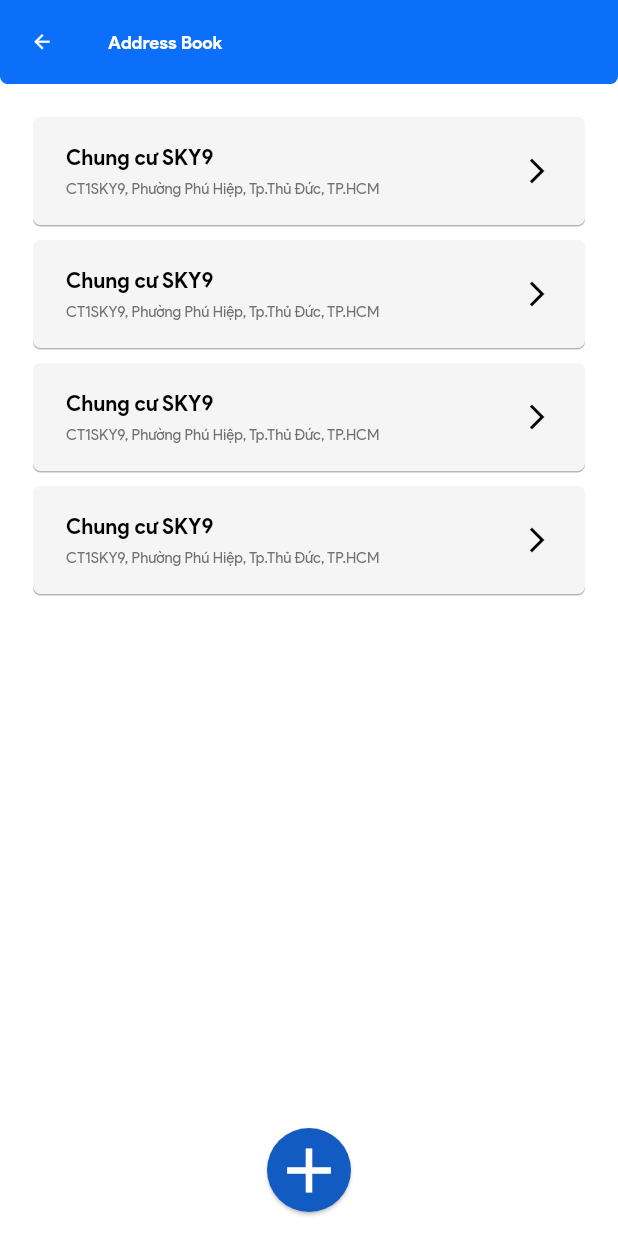
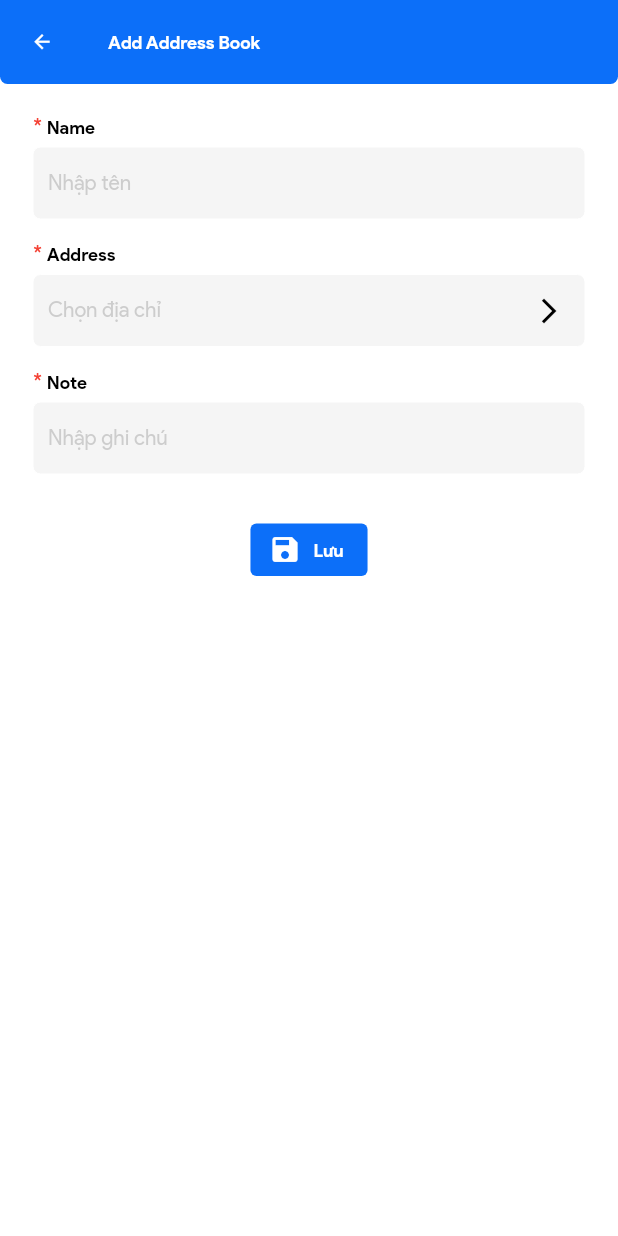
Before and after one commit to TamNguyen8021/Biike-user, a Flutter app: the AddressBookPage screen opened by its route, after a tap on the "add" icon, on a phone screen of 412 x 824 dp. Run offline on Flutter 3.47's test engine with Material 2 defaults, Android fonts, the phone set to English and light mode, and no system bars; our stand-ins replace carousel_slider, circular_profile_avatar, flutter_hooks, flutter_multi_formatter, flutter_rating_bar, flutter_svg and 3 more; network calls fail; project files that could hold a hidden picture were left out.

Commit message:
app setting: edit + add address book - init

```diff
--- /dev/null
+++ b/lib/app/bindings/add_address_book_binding.dart
@@ -0,0 +1,9 @@
+import 'package:bikes_user/app/controllers/add_address_book_controller.dart';
+import 'package:get/get.dart';
+
+class AddAddressBookBinding extends Bindings {
+  @override
+  void dependencies() {
+    Get.put(AddAddressBookController());
+  }
+}
--- /dev/null
+++ b/lib/app/bindings/edit_address_book_binding.dart
@@ -0,0 +1,9 @@
+import 'package:bikes_user/app/controllers/edit_address_book_controller.dart';
+import 'package:get/get.dart';
+
+class EditAddressBookBinding extends Bindings {
+  @override
+  void dependencies() {
+    Get.put(EditAddressBookController());
+  }
+}
--- a/lib/app/common/values/custom_strings.dart
+++ b/lib/app/common/values/custom_strings.dart
@@ -205,4 +205,13 @@ class CustomStrings {
 
   // 'address_book' screen
   static const String kAddressBook = 'kAddressBook';
+
+  // 'edit_address_book' screen
+  static const String kEditAddressBook = 'kEditAddressBook';
+
+  // 'add_address_book' screen
+  static const String kAddAddressBook = 'kAddAddressBook';
+  static const String kName = 'kName';
+  static const String kAddress = 'kAddress';
+  static const String kNote = 'kNote';
 }
--- /dev/null
+++ b/lib/app/controllers/add_address_book_controller.dart
@@ -0,0 +1,7 @@
+import 'package:get/get.dart';
+
+class AddAddressBookController extends GetxController {
+  Rx<String> name = ''.obs;
+  Rx<String> address =''.obs;
+  Rx<String> note =''.obs;
+}
--- /dev/null
+++ b/lib/app/controllers/edit_address_book_controller.dart
@@ -0,0 +1,7 @@
+import 'package:get/get.dart';
+
+class EditAddressBookController extends GetxController {
+  Rx<String> name = 'Chung cư SKY9'.obs;
+  Rx<String> address ='CT1SKY9, Phường Phú Hiệp, Tp.Thủ Đức, TP.HCM'.obs;
+  Rx<String> note =''.obs;
+}
--- a/lib/app/localization/en_US/en_us_translations.dart
+++ b/lib/app/localization/en_US/en_us_translations.dart
@@ -212,4 +212,13 @@ final Map<String, String> en = {
 
   // 'address_book' screen
   'kAddressBook' : 'Address Book',
+
+  // 'edit_address_book' screen
+  'kEditAddressBook' : 'Edit Address Book',
+
+  // 'add_address_book' screen
+  'kAddAddressBook' : 'Add Address Book',
+  'kName' : 'Name',
+  'kAddress' : 'Address',
+  'kNote' : 'Note',
 };
--- a/lib/app/localization/vi_VN/vi_vn_translations.dart
+++ b/lib/app/localization/vi_VN/vi_vn_translations.dart
@@ -212,4 +212,13 @@ final Map<String, String> vi = {
 
   // 'address_book' screen
   'kAddressBook' : 'Sổ địa chỉ',
+
+  // 'edit_address_book' screen
+  'kEditAddressBook' : 'Chỉnh sửa địa chỉ',
+
+  // 'add_address_book' screen
+  'kAddAddressBook' : 'Thêm vào sổ địa chỉ',
+  'kName' : 'Tên',
+  'kAddress' : 'Địa chỉ',
+  'kNote' : 'Ghi chú',
 };
--- a/lib/app/routes/app_pages.dart
+++ b/lib/app/routes/app_pages.dart
@@ -1,8 +1,12 @@
+import 'package:bikes_user/app/bindings/add_address_book_binding.dart';
 import 'package:bikes_user/app/bindings/address_book_binding.dart';
 import 'package:bikes_user/app/bindings/app_setting_binding.dart';
+import 'package:bikes_user/app/bindings/edit_address_book_binding.dart';
 import 'package:bikes_user/app/routes/app_routes.dart';
+import 'package:bikes_user/app/ui/android/pages/add_address_book/add_address_book_page.dart';
 import 'package:bikes_user/app/ui/android/pages/address_book/address_book_page.dart';
 import 'package:bikes_user/app/ui/android/pages/app_setting/app_setting_page.dart';
+import 'package:bikes_user/app/ui/android/pages/edit_address_book/edit_address_book_page.dart';
 import 'package:bikes_user/app/ui/android/pages/finding_biker/finding_biker_success_page.dart';
 import 'package:bikes_user/app/ui/android/pages/on_board/on_board.dart';
 import 'package:bikes_user/app/ui/android/pages/add_bike/add_bike_page.dart';
@@ -126,5 +130,15 @@ class AppPages {
         page: () => AddressBookPage(),
         binding: AddressBookBinding()
     ),
+    GetPage(
+        name: CommonRoutes.EDIT_ADDRESS_BOOK,
+        page: () => EditAddressBookPage(),
+        binding: EditAddressBookBinding()
+    ),
+    GetPage(
+        name: CommonRoutes.ADD_ADDRESS_BOOK,
+        page: () => AddAddressBookPage(),
+        binding: AddAddressBookBinding()
+    ),
   ];
 }
--- a/lib/app/routes/app_routes.dart
+++ b/lib/app/routes/app_routes.dart
@@ -26,4 +26,5 @@ abstract class CommonRoutes {
   static const APP_SETTING = '/appSetting';
   static const ADDRESS_BOOK = '/addressBook';
   static const ADD_ADDRESS_BOOK = '/addAddressBook';
+  static const EDIT_ADDRESS_BOOK = '/editAddressBook';
 }
--- /dev/null
+++ b/lib/app/ui/android/pages/add_address_book/add_address_book_page.dart
@@ -0,0 +1,130 @@
+import 'package:bikes_user/app/controllers/add_address_book_controller.dart';
+import 'package:bikes_user/app/ui/android/widgets/others/address_book_text_action_field.dart';
+import 'package:bikes_user/app/ui/android/widgets/others/address_book_text_field.dart';
+import 'package:bikes_user/app/ui/theme/custom_colors.dart';
+import 'package:bikes_user/app/common/values/custom_strings.dart';
+import 'package:bikes_user/app/ui/android/widgets/appbars/custom_appbar.dart';
+import 'package:bikes_user/app/ui/android/widgets/buttons/custom_elevated_icon_button.dart';
+import 'package:flutter/material.dart';
+import 'package:get/get.dart';
+
+/// The 'add_address_book' screen
+class AddAddressBookPage extends StatelessWidget {
+  final addAddressBookPageController = Get.find<AddAddressBookController>();
+
+  @override
+  Widget build(BuildContext context) {
+    return Scaffold(
+      appBar: CustomAppBar(
+        isVisible: true,
+        hasShape: true,
+        hasLeading: true,
+        appBar: AppBar(),
+        title: Text(CustomStrings.kAddAddressBook.tr),
+      ),
+      body: SafeArea(
+        child: Padding(
+          padding: const EdgeInsets.symmetric(horizontal: 22.0, vertical: 20.0),
+          child: Column(
+            children: <Widget>[
+              Form(
+                  child: Column(
+                    children: <Widget>[
+                      Row(
+                        children: <Widget>[
+                          Text(
+                            '* ',
+                            style: TextStyle(
+                                color: Colors.red
+                            ),
+                          ),
+                          Text(
+                            CustomStrings.kName.tr,
+                            style: TextStyle(
+                                color: Colors.black,
+                                fontSize: 12.0,
+                                fontWeight: FontWeight.bold
+                            ),
+                          )
+                        ],
+                      ),
+                      Obx(
+                            () => AddressBookTextField(
+                                hintText: 'Nhập tên',
+                                isReadOnly: false,
+                                isEditAddressBook: true,
+                                initialValue: '${addAddressBookPageController.name}',
+                                labelText: CustomStrings.kName.tr),
+                      ),
+                      Row(
+                        children: <Widget>[
+                          Text(
+                            '* ',
+                            style: TextStyle(
+                                color: Colors.red
+                            ),
+                          ),
+                          Text(
+                            CustomStrings.kAddress.tr,
+                            style: TextStyle(
+                                color: Colors.black,
+                                fontSize: 12.0,
+                                fontWeight: FontWeight.bold
+                            ),
+                          )
+                        ],
+                      ),
+                      Obx(
+                            () => AddressBookTextActionField(
+                                hintText: 'Chọn địa chỉ',
+                                isReadOnly: true,
+                                isEditAddressBook: true,
+                                initialValue: '${addAddressBookPageController.address}',
+                                labelText: CustomStrings.kAddress.tr),
+                      ),
+                      Row(
+                        children: <Widget>[
+                          Text(
+                            '* ',
+                            style: TextStyle(
+                                color: Colors.red
+                            ),
+                          ),
+                          Text(
+                            CustomStrings.kNote.tr,
+                            style: TextStyle(
+                                color: Colors.black,
+                                fontSize: 12.0,
+                                fontWeight: FontWeight.bold
+                            ),
+                          )
+                        ],
+                      ),
+                      Obx(
+                            () => AddressBookTextField(
+                                hintText: 'Nhập ghi chú',
+                                isReadOnly: false,
+                                isEditAddressBook: true,
+                                initialValue: '${addAddressBookPageController.note}',
+                                labelText: CustomStrings.kNote.tr),
+                      ),
+                      Padding(
+                        padding: const EdgeInsets.only(top: 18.0),
+                        child:  CustomElevatedIconButton(
+                          onPressedFunc: () => Get.back(),
+                          text: CustomStrings.kSave.tr,
+                          icon: Icons.save,
+                          elevation: 0.0,
+                          backgroundColor: CustomColors.kBlue,
+                          foregroundColor: Colors.white,
+                        ),
+                      )
+                    ],
+                  ))
+            ],
+          ),
+        ),
+      ),
+    );
+  }
+}
--- a/lib/app/ui/android/widgets/cards/address_book_card.dart
+++ b/lib/app/ui/android/widgets/cards/address_book_card.dart
@@ -17,7 +17,7 @@ class AddressBookCard extends StatelessWidget {
   @override
   Widget build(BuildContext context) {
     return GestureDetector(
-      onTap: () => Get.toNamed(CommonRoutes.TRIP_DETAILS),
+      onTap: () => Get.toNamed(CommonRoutes.EDIT_ADDRESS_BOOK),
       child: Container(
         height: 72,
         child: Padding(
--- /dev/null
+++ b/lib/app/ui/android/widgets/others/address_book_text_action_field.dart
@@ -0,0 +1,63 @@
+import 'package:bikes_user/app/ui/theme/custom_colors.dart';
+import 'package:flutter/material.dart';
+
+class AddressBookTextActionField extends StatelessWidget {
+  final bool isReadOnly;
+  final bool isEditAddressBook;
+  final String initialValue;
+  final String labelText;
+  final String hintText;
+
+  const AddressBookTextActionField(
+      {Key? key,
+        required this.isReadOnly,
+        required this.isEditAddressBook,
+        required this.initialValue,
+        required this.labelText,
+        required this.hintText})
+      : super(key: key);
+
+  @override
+  Widget build(BuildContext context) {
+    return Padding(
+      padding: const EdgeInsets.only(bottom: 15.0, top: 5.0),
+      child: TextFormField(
+        readOnly: isReadOnly,
+        initialValue: initialValue,
+        textAlignVertical: TextAlignVertical.center,
+        style: TextStyle(
+            fontWeight: FontWeight.normal,
+            fontSize: 14.0,
+            color: CustomColors.kDarkGray
+        ),
+        decoration: InputDecoration(
+          hintText: hintText,
+          hintStyle: TextStyle(
+              color: CustomColors.kDarkGray.withOpacity(0.3)
+          ),
+          suffixIcon: Icon(
+            Icons.arrow_forward_ios,
+            color: Colors.black,
+            size: 20,
+          ),
+          contentPadding: EdgeInsets.symmetric(horizontal: 10.0),
+          enabledBorder: const OutlineInputBorder(
+            borderSide: const BorderSide(
+                color: Colors.white, width: 0.0),
+            borderRadius: BorderRadius.all(
+                const Radius.circular(5.0)),
+          ),
+          focusedBorder: OutlineInputBorder(
+            borderSide: const BorderSide(
+                color: Colors.white, width: 0.0),
+            borderRadius: const BorderRadius.all(
+              const Radius.circular(5.0),
+            ),
+          ),
+          filled: true,
+          fillColor: CustomColors.kLightGray,
+        ),
+      ),
+    );
+  }
+}
--- /dev/null
+++ b/lib/app/ui/android/widgets/others/address_book_text_field.dart
@@ -0,0 +1,58 @@
+import 'package:bikes_user/app/ui/theme/custom_colors.dart';
+import 'package:flutter/material.dart';
+
+class AddressBookTextField extends StatelessWidget {
+  final bool isReadOnly;
+  final bool isEditAddressBook;
+  final String initialValue;
+  final String labelText;
+  final String hintText;
+
+  const AddressBookTextField(
+      {Key? key,
+        required this.isReadOnly,
+        required this.isEditAddressBook,
+        required this.initialValue,
+        required this.labelText,
+        required this.hintText})
+      : super(key: key);
+
+  @override
+  Widget build(BuildContext context) {
+    return Padding(
+      padding: const EdgeInsets.only(bottom: 15.0, top: 5.0),
+      child: TextFormField(
+        readOnly: isReadOnly,
+        initialValue: initialValue,
+        textAlignVertical: TextAlignVertical.center,
+        style: TextStyle(
+            fontWeight: FontWeight.normal,
+            fontSize: 14.0,
+            color: CustomColors.kDarkGray
+        ),
+        decoration: InputDecoration(
+          hintText: hintText,
+          hintStyle: TextStyle(
+            color: CustomColors.kDarkGray.withOpacity(0.3)
+          ),
+          contentPadding: EdgeInsets.symmetric(horizontal: 10.0),
+          enabledBorder: const OutlineInputBorder(
+            borderSide: const BorderSide(
+                color: Colors.white, width: 0.0),
+            borderRadius: BorderRadius.all(
+                const Radius.circular(5.0)),
+          ),
+          focusedBorder: OutlineInputBorder(
+            borderSide: const BorderSide(
+                color: Colors.white, width: 0.0),
+            borderRadius: const BorderRadius.all(
+              const Radius.circular(5.0),
+            ),
+          ),
+          filled: true,
+          fillColor: CustomColors.kLightGray,
+        ),
+      ),
+    );
+  }
+}
```
Also changed, not shown: lib/app/ui/android/pages/edit_address_book/edit_address_book_page.dart (added, +129 -0 lines).
